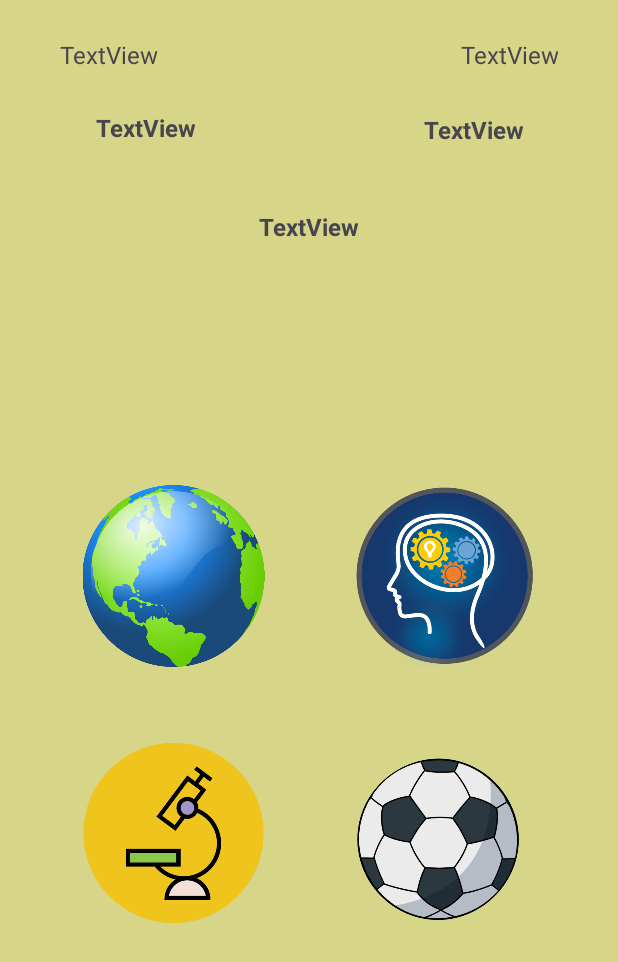
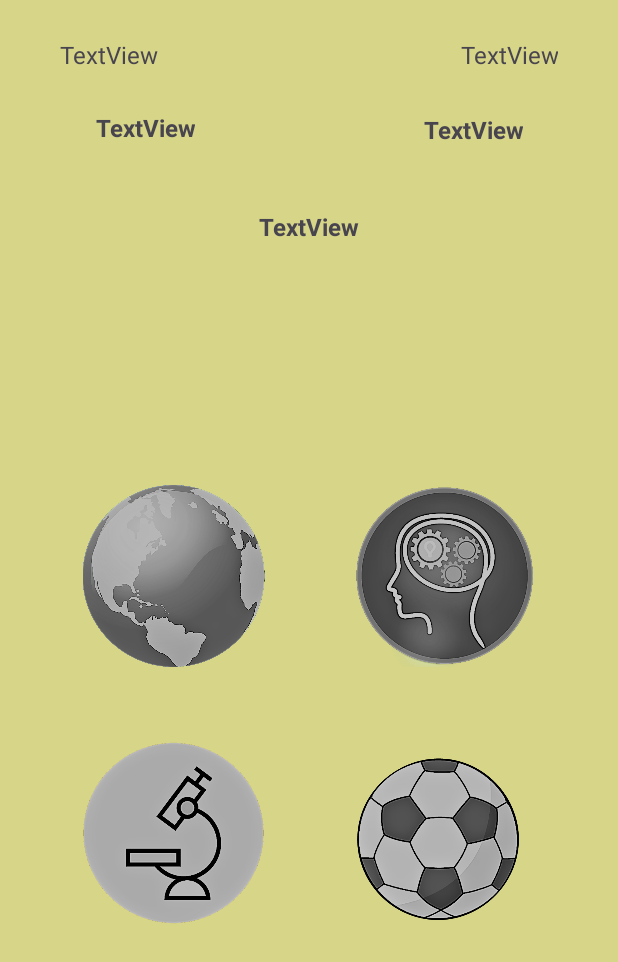
Before and after one commit to anestistsio/QuizApp, an Android app: the layout activity_select_category.xml on its own in the app's theme, with its tools: preview values and no code run, on a phone screen of 412 x 824 dp. Shown: the top 962 px of the screen. Run offline under Robolectric (Android 15) with nearby library versions, the phone set to English and light mode, and no system bars.

Commit message:
button disabled after 3 correct answer to ma specific category update

```diff
--- a/app/src/main/java/com/uop/quizapp/GameOver.java
+++ b/app/src/main/java/com/uop/quizapp/GameOver.java
@@ -16,7 +16,11 @@ public class GameOver extends AppCompatActivity {
     protected void onCreate(Bundle savedInstanceState) {
         super.onCreate(savedInstanceState);
         setContentView(R.layout.activity_game_over);
+        // call this method to initialize the start values
+        initializing();
 
+    }
+    private void initializing(){
         winning_tv = findViewById(R.id.winning_tv);
         team1Name_tv = findViewById(R.id.team1Name_tv);
         team2Name_tv = findViewById(R.id.team2Name_tv);
--- a/app/src/main/res/layout/activity_select_category.xml
+++ b/app/src/main/res/layout/activity_select_category.xml
@@ -19,6 +19,17 @@
         android:onClick="Startgame"
         android:scaleType="fitCenter"
         app:srcCompat="@drawable/geography_icon" />
+    <ImageView
+        android:id="@+id/geography_iv"
+        android:layout_width="155dp"
+        android:layout_height="121dp"
+        android:layout_below="@+id/teamplay_tv"
+        android:layout_alignParentStart="true"
+        android:layout_marginStart="38dp"
+        android:layout_marginTop="130dp"
+        android:background="#00FFFFFF"
+        android:scaleType="fitCenter"
+        app:srcCompat="@drawable/geography_icon_disabled" />
 
     <ImageButton
         android:id="@+id/general_bt"
@@ -32,32 +43,65 @@
         android:onClick="Startgame"
         android:scaleType="fitCenter"
         app:srcCompat="@drawable/general_icon" />
+    <ImageView
+        android:id="@+id/general_iv"
+        android:layout_width="155dp"
+        android:layout_height="121dp"
+        android:layout_below="@+id/teamplay_tv"
+        android:layout_alignParentEnd="true"
+        android:layout_marginTop="130dp"
+        android:layout_marginEnd="38dp"
+        android:background="#00FFFFFF"
+        android:scaleType="fitCenter"
+        app:srcCompat="@drawable/general_icon_disabled" />
 
     <ImageButton
         android:id="@+id/science_bt"
         android:layout_width="155dp"
         android:layout_height="121dp"
-        android:layout_below="@+id/geography_bt"
+        android:layout_below="@+id/teamplay_tv"
         android:layout_alignParentStart="true"
         android:layout_marginStart="38dp"
-        android:layout_marginTop="50dp"
+        android:layout_marginTop="301dp"
         android:background="#00FFFFFF"
         android:onClick="Startgame"
         android:scaleType="fitCenter"
         app:srcCompat="@drawable/science_icon" />
+    <ImageView
+        android:id="@+id/science_iv"
+        android:layout_width="155dp"
+        android:layout_height="121dp"
+        android:layout_below="@+id/teamplay_tv"
+        android:layout_alignParentStart="true"
+        android:layout_marginStart="38dp"
+        android:layout_marginTop="301dp"
+        android:background="#00FFFFFF"
+        android:scaleType="fitCenter"
+        app:srcCompat="@drawable/science_icon_disabled" />
 
     <ImageButton
         android:id="@+id/sport_bt"
         android:layout_width="165dp"
         android:layout_height="130dp"
-        android:layout_below="@+id/general_bt"
+        android:layout_below="@+id/teamplay_tv"
         android:layout_alignParentEnd="true"
-        android:layout_marginTop="50dp"
+        android:layout_marginTop="301dp"
         android:layout_marginEnd="38dp"
         android:background="#00FFFFFF"
         android:onClick="Startgame"
         android:scaleType="fitCenter"
         app:srcCompat="@drawable/sport_icon" />
+    <ImageView
+        android:id="@+id/sport_iv"
+        android:layout_width="165dp"
+        android:layout_height="130dp"
+        android:layout_below="@+id/teamplay_tv"
+        android:layout_alignParentEnd="true"
+        android:layout_marginTop="301dp"
+        android:layout_marginEnd="38dp"
+        android:background="#00FFFFFF"
+        android:scaleType="fitCenter"
+        app:srcCompat="@drawable/sport_icon_disabled" />
 
     <TextView
         android:id="@+id/teamplay_tv"
```
Also changed, not shown: app/src/main/java/com/uop/quizapp/MainActivity.java (+17 -0 lines), app/src/main/java/com/uop/quizapp/MainGame.java (+80 -20 lines), app/src/main/java/com/uop/quizapp/SelectCategory.java (+112 -27 lines), app/src/main/res/drawable/general_icon_disabled.png (added), app/src/main/res/drawable/geography_icon_disabled.png (added), app/src/main/res/drawable/science_icon_disabled.png (added), app/src/main/res/drawable/sport_icon_disabled.png (added).
